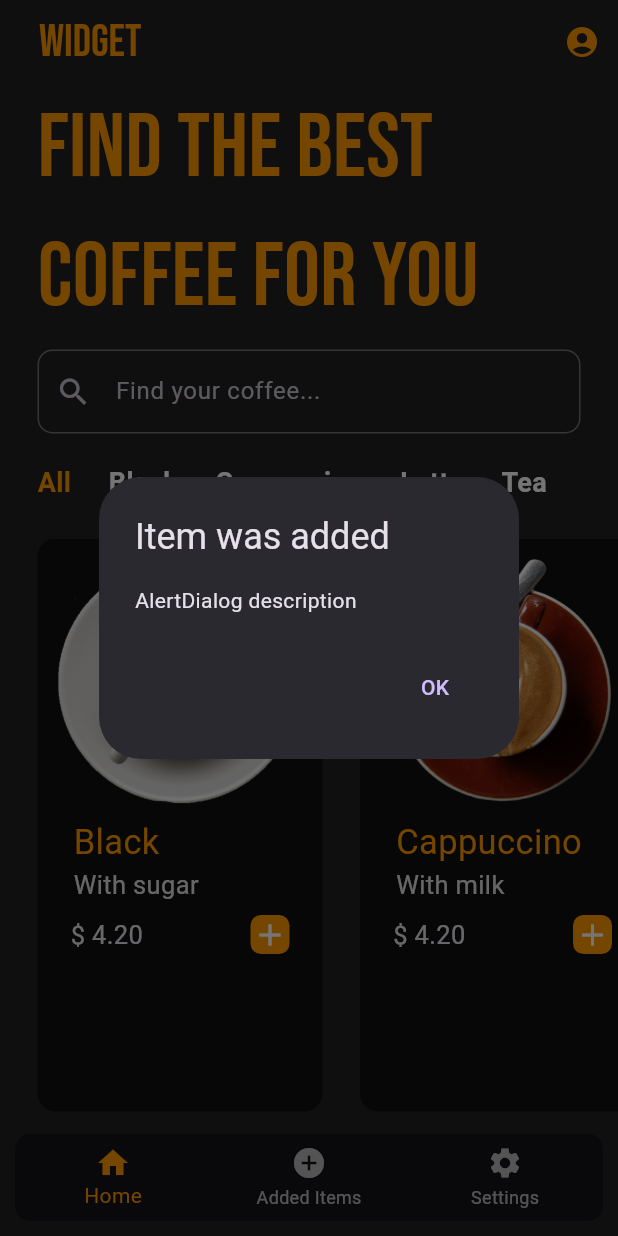
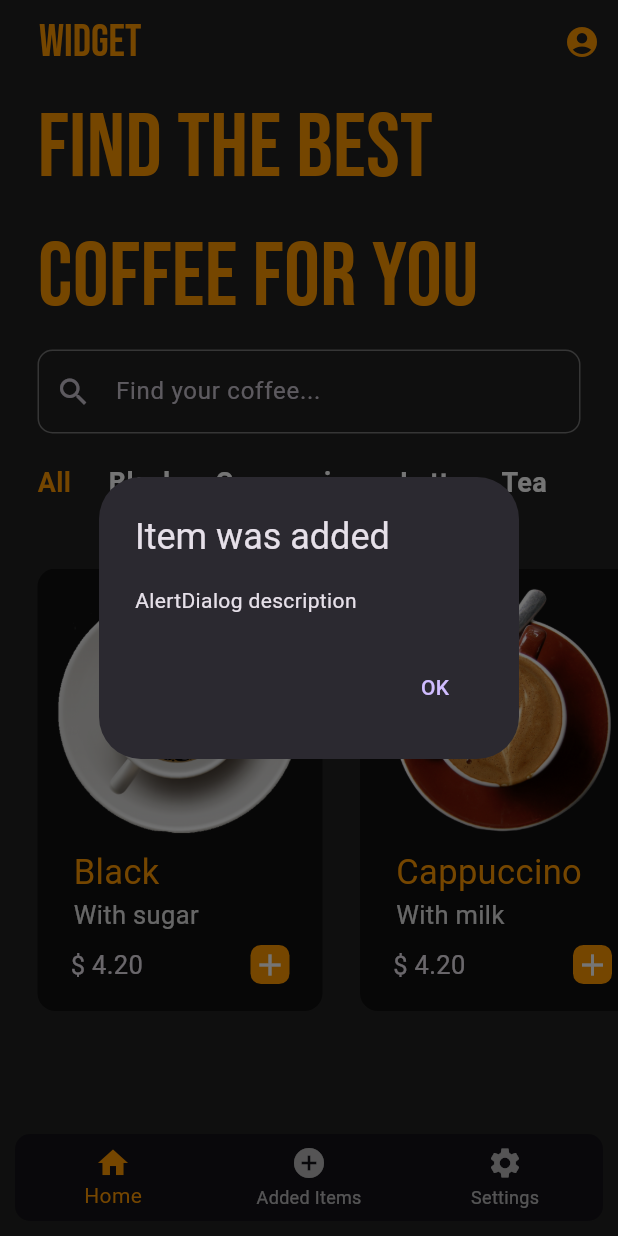
Before and after one commit to buzurg2003/coffee_app, a Flutter app: the screen it shows after launch, after a tap on the "add" icon, on a phone screen of 412 x 824 dp. Run offline on Flutter 3.47's test engine with Material 3 defaults, Android fonts, the light colour scheme and no system bars; our stand-ins replace firebase_core, google_fonts; accounts and stored records are empty.

Commit message:
updated home_page.dart and added firebase

```diff
--- a/lib/main.dart
+++ b/lib/main.dart
@@ -1,7 +1,14 @@
-import 'package:coffee_app/navigations/navigation_bar_widget.dart';
 import 'package:flutter/material.dart';
 
-void main() {
+import 'package:coffee_app/navigations/navigation_bar_widget.dart';
+import 'package:firebase_core/firebase_core.dart';
+import 'firebase_options.dart';
+
+void main() async {
+  WidgetsFlutterBinding.ensureInitialized();
+  await Firebase.initializeApp(
+    options: DefaultFirebaseOptions.currentPlatform,
+  );
   runApp(const MyApp());
 }
 
--- a/lib/pages/home_page.dart
+++ b/lib/pages/home_page.dart
@@ -49,7 +49,8 @@ class _HomePageState extends State<HomePage> {
 
   @override
   Widget build(BuildContext context) {
-    return Column(
+    return SingleChildScrollView(
+      child: Column(
         children: [
           // Find the best coffee for you
           Padding(
@@ -112,8 +113,11 @@ class _HomePageState extends State<HomePage> {
             })
           ),
 
+          SizedBox(height: 20,),
+
           // horizontal listView of coffee tiles
-          Expanded(
+          SizedBox(
+            height: 300,  // Adjust this height as per your design
             child: ListView(
               scrollDirection: Axis.horizontal,
               children: [
@@ -174,6 +178,7 @@ class _HomePageState extends State<HomePage> {
             ),
           ),
         ],
-      );
+      ),
+    );
   }
 }
--- a/pubspec.yaml
+++ b/pubspec.yaml
@@ -36,6 +36,7 @@ dependencies:
   # Use with the CupertinoIcons class for iOS style icons.
   cupertino_icons: ^1.0.2
   google_fonts: ^5.0.0
+  firebase_core: ^3.6.0
 
 dev_dependencies:
   flutter_test:
```
Also changed, not shown: firebase.json (added), lib/firebase_options.dart (added), pubspec.lock, 3 other files.
